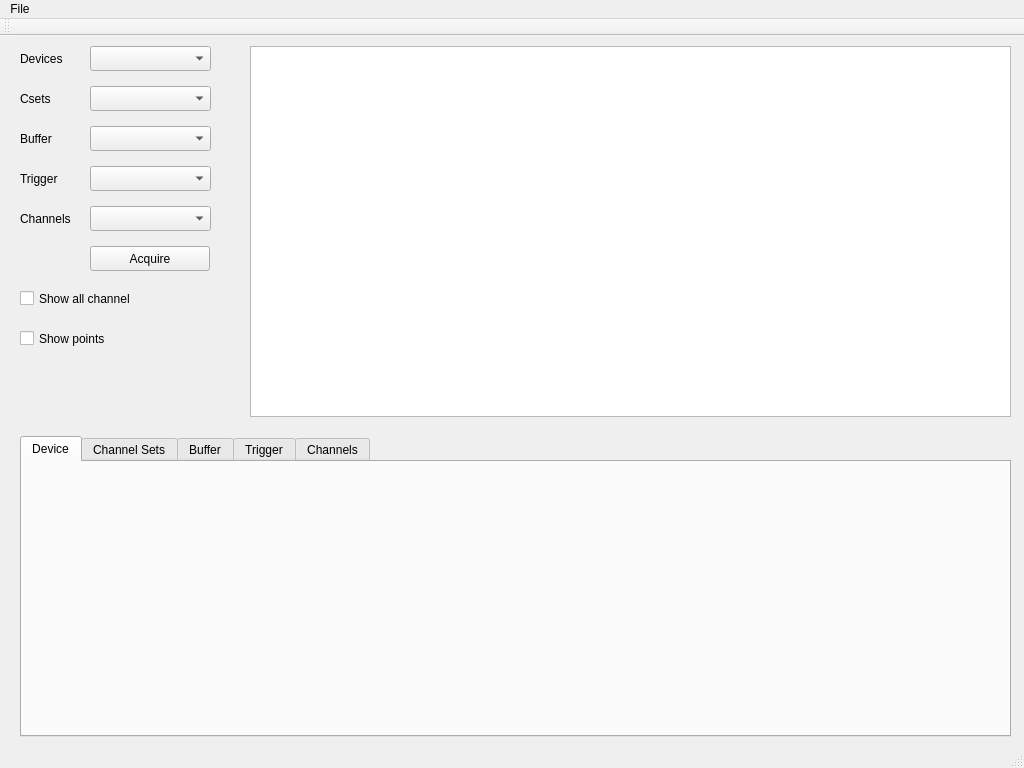
This is zgui.ui in FedericoVaga/zGUI as Qt 5 draws it before an edit. The edited form follows.
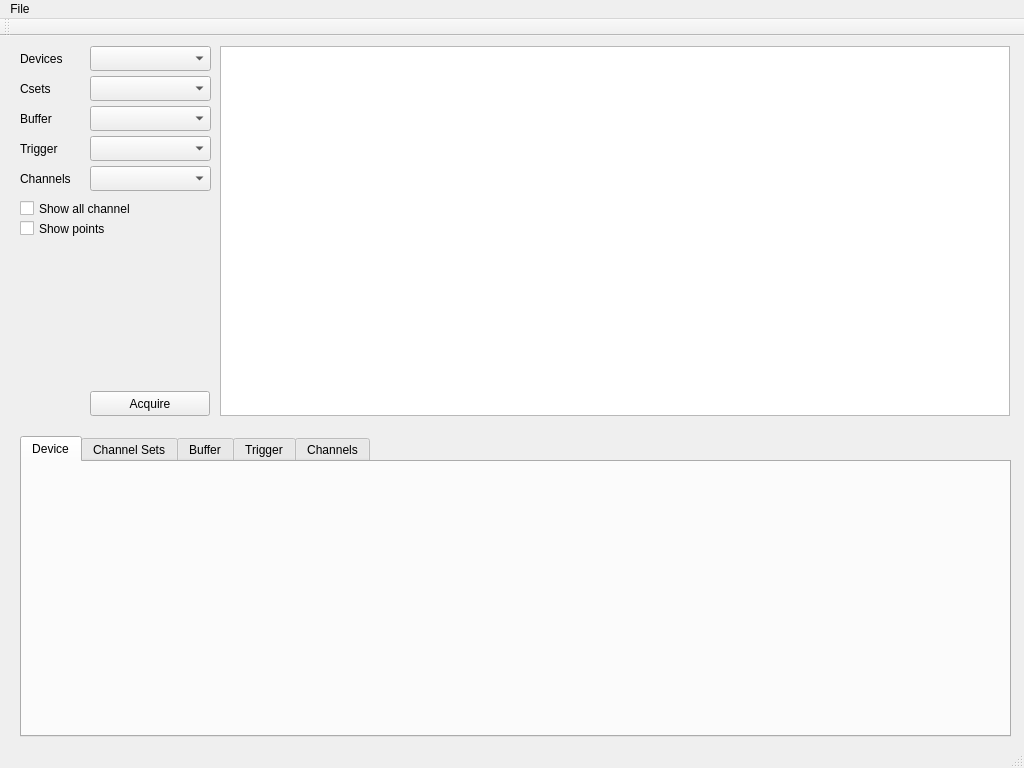
This is the edited form.

```diff
--- a/zgui.ui
+++ b/zgui.ui
@@ -21,7 +21,7 @@
     <property name="geometry">
      <rect>
       <x>90</x>
-      <y>50</y>
+      <y>40</y>
       <width>121</width>
       <height>25</height>
      </rect>
@@ -31,7 +31,7 @@
     <property name="geometry">
      <rect>
       <x>20</x>
-      <y>50</y>
+      <y>40</y>
       <width>60</width>
       <height>25</height>
      </rect>
@@ -44,7 +44,7 @@
     <property name="geometry">
      <rect>
       <x>20</x>
-      <y>170</y>
+      <y>130</y>
       <width>60</width>
       <height>25</height>
      </rect>
@@ -57,7 +57,7 @@
     <property name="geometry">
      <rect>
       <x>90</x>
-      <y>170</y>
+      <y>130</y>
       <width>121</width>
       <height>25</height>
      </rect>
@@ -128,7 +128,7 @@
     <property name="geometry">
      <rect>
       <x>20</x>
-      <y>90</y>
+      <y>70</y>
       <width>60</width>
       <height>25</height>
      </rect>
@@ -141,7 +141,7 @@
     <property name="geometry">
      <rect>
       <x>90</x>
-      <y>90</y>
+      <y>70</y>
       <width>121</width>
       <height>25</height>
      </rect>
@@ -151,7 +151,7 @@
     <property name="geometry">
      <rect>
       <x>20</x>
-      <y>130</y>
+      <y>100</y>
       <width>60</width>
       <height>25</height>
      </rect>
@@ -164,7 +164,7 @@
     <property name="geometry">
      <rect>
       <x>90</x>
-      <y>130</y>
+      <y>100</y>
       <width>121</width>
       <height>25</height>
      </rect>
@@ -173,10 +173,10 @@
    <widget class="QGraphicsView" name="graph">
     <property name="geometry">
      <rect>
-      <x>250</x>
+      <x>220</x>
       <y>10</y>
-      <width>761</width>
-      <height>371</height>
+      <width>790</width>
+      <height>370</height>
      </rect>
     </property>
    </widget>
@@ -184,7 +184,7 @@
     <property name="geometry">
      <rect>
       <x>90</x>
-      <y>210</y>
+      <y>355</y>
       <width>120</width>
       <height>25</height>
      </rect>
@@ -197,7 +197,7 @@
     <property name="geometry">
      <rect>
       <x>20</x>
-      <y>250</y>
+      <y>160</y>
       <width>150</width>
       <height>25</height>
      </rect>
@@ -210,7 +210,7 @@
     <property name="geometry">
      <rect>
       <x>20</x>
-      <y>290</y>
+      <y>180</y>
       <width>150</width>
       <height>25</height>
      </rect>
```
